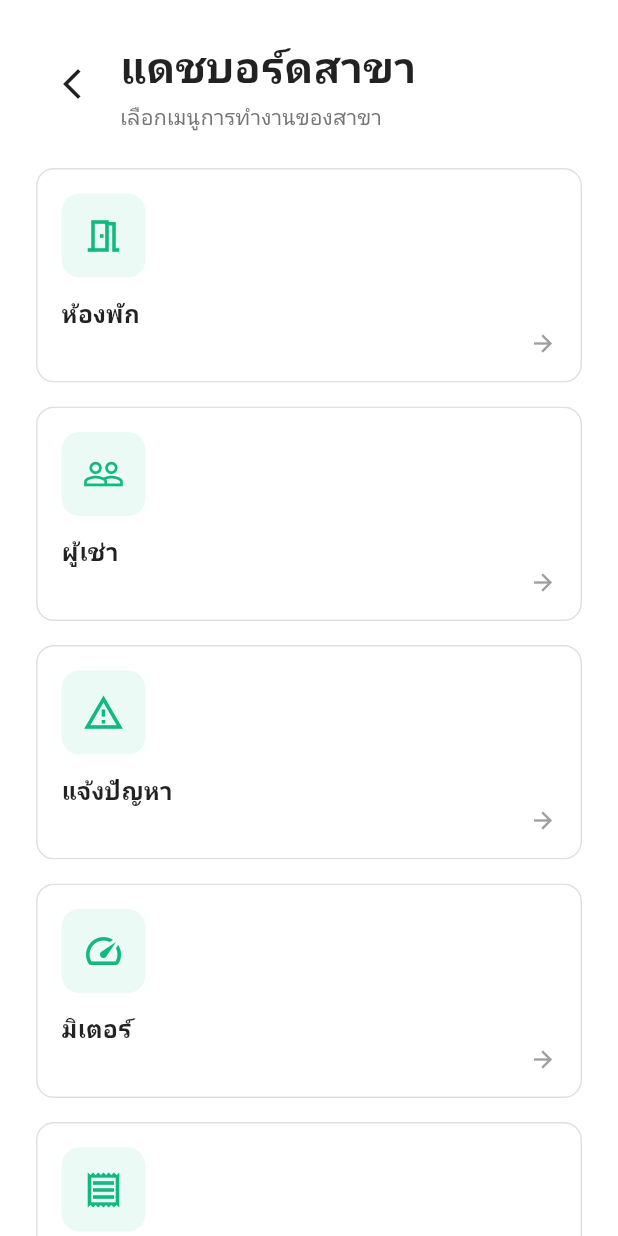
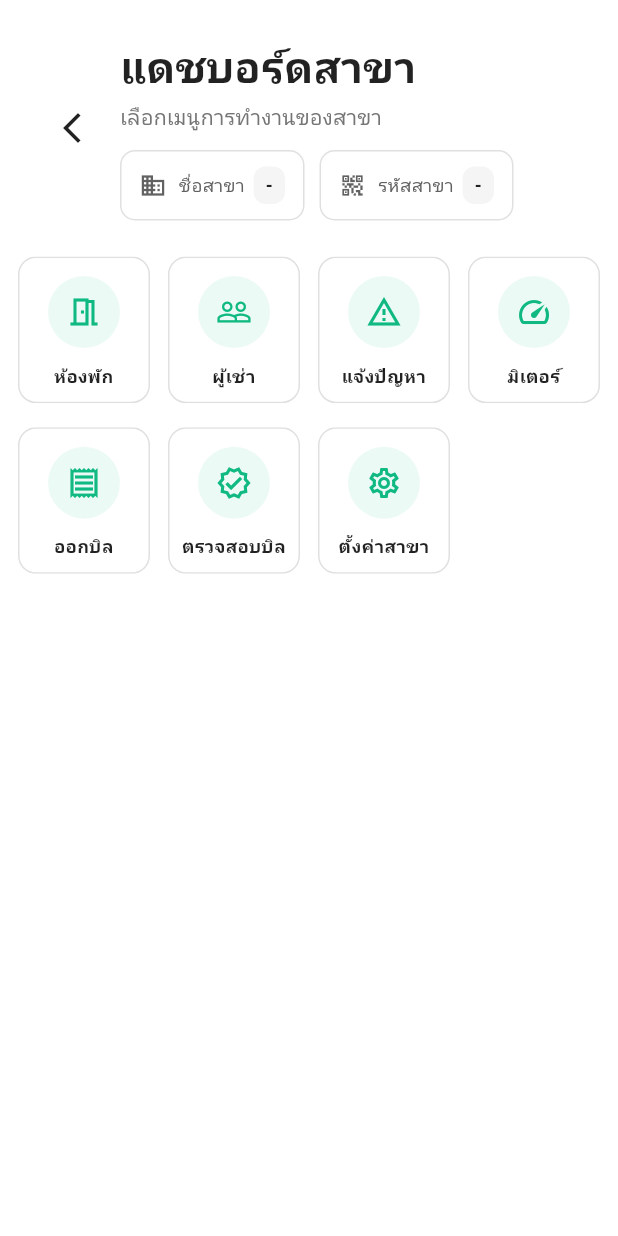
Before and after one commit to Satjatum/Manager_Room_Project1.0, a Flutter app: the BranchDashboardPage screen opened directly, on a phone screen of 412 x 824 dp. Run offline on Flutter 3.47's test engine with Material 3 defaults, Android fonts, the phone set to English and light mode, and no system bars; our stand-ins replace file_picker, image_picker, pdf, printing, shared_preferences, supabase_flutter; accounts and stored records are empty; network calls fail.

Commit message:
feat(sadmin): branch dashboard UI — add info chips for branch name/code and center 4-per-row icon grid for Mobile/Web/Desktop [Droid-assisted]

```diff
--- a/lib/views/sadmin/branchdash_ui.dart
+++ b/lib/views/sadmin/branchdash_ui.dart
@@ -180,12 +180,31 @@ class BranchDashboardPage extends StatelessWidget {
                           Text(
                             (branchName == null || branchName!.isEmpty)
                                 ? 'เลือกเมนูการทำงานของสาขา'
-                                : 'สาขา: $branchName',
+                                : 'เลือกเมนูการทำงานของสาขา',
                             style: TextStyle(
                               fontSize: 14,
                               color: Colors.grey[600],
                             ),
                           ),
+                          const SizedBox(height: 12),
+                          Wrap(
+                            spacing: 10,
+                            runSpacing: 8,
+                            children: [
+                              _InfoChipBox(
+                                icon: Icons.business,
+                                label: 'ชื่อสาขา',
+                                value: branchName ?? '-',
+                              ),
+                              _InfoChipBox(
+                                icon: Icons.qr_code_2,
+                                label: 'รหัสสาขา',
+                                value: (branchId == null || branchId!.isEmpty)
+                                    ? '-'
+                                    : branchId!,
+                              ),
+                            ],
+                          )
                         ],
                       ),
                     ),
@@ -193,56 +212,29 @@ class BranchDashboardPage extends StatelessWidget {
                 ),
               ),
 
-              // Content section (responsive like settingbranch_ui)
+              // Content section (Grid 4 ต่อแถว, จัดให้อยู่กึ่งกลางหน้าจอ)
               Expanded(
                 child: LayoutBuilder(
                   builder: (context, constraints) {
-                    // On native mobile (Android/iOS) show vertical list for usability
-                    if (isMobileApp) {
-                      return ListView.builder(
-                        padding: const EdgeInsets.fromLTRB(24, 0, 24, 24),
-                        itemCount: items.length,
-                        itemBuilder: (context, i) => Column(
-                          children: [
-                            _DashCard(item: items[i]),
-                            const SizedBox(height: 16),
-                          ],
+                    // จำกัดความกว้างเพื่อให้กริดอยู่กลางจอเหมือนไอคอนมือถือ
+                    const double maxGridWidth = 560; // ประมาณปุ่ม 4 ช่อง + spacing
+                    return Align(
+                      alignment: Alignment.topCenter,
+                      child: ConstrainedBox(
+                        constraints: const BoxConstraints(maxWidth: maxGridWidth),
+                        child: GridView.builder(
+                          padding: const EdgeInsets.fromLTRB(12, 0, 12, 24),
+                          gridDelegate:
+                              const SliverGridDelegateWithFixedCrossAxisCount(
+                            crossAxisCount: 4,
+                            crossAxisSpacing: 12,
+                            mainAxisSpacing: 16,
+                            childAspectRatio: 0.9,
+                          ),
+                          itemCount: items.length,
+                          itemBuilder: (context, i) => _DashCard(item: items[i]),
                         ),
-                      );
-                    }
-
-                    int crossAxisCount = 1;
-                    if (constraints.maxWidth > 1200) {
-                      crossAxisCount = 4;
-                    } else if (constraints.maxWidth > 900) {
-                      crossAxisCount = 3;
-                    } else if (constraints.maxWidth > 600) {
-                      crossAxisCount = 2;
-                    }
-
-                    if (crossAxisCount == 1) {
-                      return ListView.builder(
-                        padding: const EdgeInsets.fromLTRB(24, 0, 24, 24),
-                        itemCount: items.length,
-                        itemBuilder: (context, i) => Column(
-                          children: [
-                            _DashCard(item: items[i]),
-                            const SizedBox(height: 16),
-                          ],
-                        ),
-                      );
-                    }
-
-                    return GridView.builder(
-                      padding: const EdgeInsets.fromLTRB(24, 0, 24, 24),
-                      gridDelegate: SliverGridDelegateWithFixedCrossAxisCount(
-                        crossAxisCount: crossAxisCount,
-                        crossAxisSpacing: 16,
-                        mainAxisSpacing: 16,
-                        childAspectRatio: 1.25,
                       ),
-                      itemCount: items.length,
-                      itemBuilder: (context, i) => _DashCard(item: items[i]),
                     );
                   },
                 ),
@@ -280,34 +272,30 @@ class _DashCard extends StatelessWidget {
             border: Border.all(color: Colors.grey[300]!),
           ),
           child: Padding(
-            padding: const EdgeInsets.all(16),
+            padding: const EdgeInsets.symmetric(horizontal: 8, vertical: 12),
             child: Column(
-              crossAxisAlignment: CrossAxisAlignment.start,
+              mainAxisAlignment: MainAxisAlignment.center,
               children: [
                 Container(
-                  padding: const EdgeInsets.all(14),
+                  padding: const EdgeInsets.all(12),
                   decoration: BoxDecoration(
                     color: AppTheme.primary.withOpacity(0.08),
-                    borderRadius: BorderRadius.circular(12),
+                    shape: BoxShape.circle,
                   ),
-                  child: Icon(item.icon, color: AppTheme.primary, size: 28),
+                  child: Icon(item.icon, color: AppTheme.primary, size: 24),
                 ),
-                const SizedBox(height: 12),
+                const SizedBox(height: 10),
                 Text(
                   item.label,
+                  textAlign: TextAlign.center,
                   style: const TextStyle(
-                    fontSize: 16,
+                    fontSize: 12,
                     fontWeight: FontWeight.w600,
                     color: Colors.black87,
                   ),
                   maxLines: 2,
                   overflow: TextOverflow.ellipsis,
                 ),
-                const Spacer(),
-                Align(
-                  alignment: Alignment.centerRight,
-                  child: Icon(Icons.arrow_forward, size: 18, color: Colors.grey[500]),
-                )
               ],
             ),
           ),
@@ -316,3 +304,55 @@ class _DashCard extends StatelessWidget {
     );
   }
 }
+
+// ชิปแสดงข้อมูล (กรอบ + ไอคอน) สำหรับชื่อสาขา/รหัสสาขา
+class _InfoChipBox extends StatelessWidget {
+  final IconData icon;
+  final String label;
+  final String value;
+  const _InfoChipBox({
+    required this.icon,
+    required this.label,
+    required this.value,
+  });
+
+  @override
+  Widget build(BuildContext context) {
+    return Container(
+      padding: const EdgeInsets.symmetric(horizontal: 12, vertical: 10),
+      decoration: BoxDecoration(
+        color: Colors.white,
+        borderRadius: BorderRadius.circular(10),
+        border: Border.all(color: Colors.grey[300]!),
+      ),
+      child: Row(
+        mainAxisSize: MainAxisSize.min,
+        children: [
+          Icon(icon, size: 18, color: Colors.grey[700]),
+          const SizedBox(width: 8),
+          Text(
+            label,
+            style: TextStyle(fontSize: 12, color: Colors.grey[700]),
+          ),
+          const SizedBox(width: 6),
+          Container(
+            padding: const EdgeInsets.symmetric(horizontal: 8, vertical: 4),
+            decoration: BoxDecoration(
+              color: Colors.grey[100],
+              borderRadius: BorderRadius.circular(8),
+            ),
+            child: Text(
+              value,
+              style: const TextStyle(
+                fontSize: 12,
+                fontWeight: FontWeight.w700,
+                color: Colors.black87,
+              ),
+              overflow: TextOverflow.ellipsis,
+            ),
+          ),
+        ],
+      ),
+    );
+  }
+}
```
